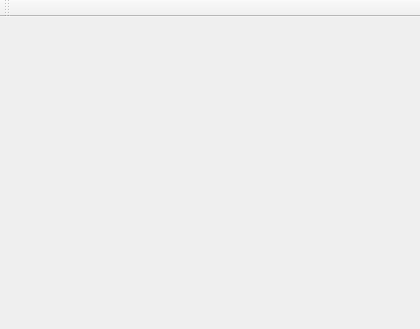
The window that software/dfmtgui/mainwin.ui (FoxVK/DFMT) describes before a commit, drawn with Qt 5.
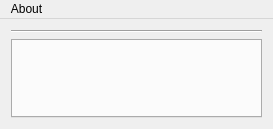
The same window after the commit. Icons and pictures are not drawn.

Commit message: Working version of GUI with tabs, window icon and creepy menu bar. Works: 	seek, tunning, connecting/disconnecting tuners 	Mutiple tuners should by working too but not tested Not implemented: 	Sound. Button is present but that is all. 	RDS GUI 	GUI for displaying metrics 	Polling of metrics and RDS - will be necessary to create thread with queue for work with device.

Patch:
```diff
--- a/software/dfmtgui/mainwin.ui
+++ b/software/dfmtgui/mainwin.ui
@@ -6,33 +6,42 @@
    <rect>
     <x>0</x>
     <y>0</y>
-    <width>420</width>
-    <height>329</height>
+    <width>273</width>
+    <height>129</height>
    </rect>
   </property>
   <property name="windowTitle">
    <string>MainWin</string>
   </property>
   <widget class="QWidget" name="centralWidget">
-   <layout class="QVBoxLayout" name="verticalLayout"/>
+   <layout class="QVBoxLayout" name="verticalLayout">
+    <item>
+     <widget class="Line" name="line">
+      <property name="orientation">
+       <enum>Qt::Horizontal</enum>
+      </property>
+     </widget>
+    </item>
+    <item>
+     <widget class="QTabWidget" name="Tabs"/>
+    </item>
+   </layout>
   </widget>
   <widget class="QMenuBar" name="menuBar">
    <property name="geometry">
     <rect>
      <x>0</x>
      <y>0</y>
-     <width>420</width>
-     <height>20</height>
+     <width>273</width>
+     <height>27</height>
     </rect>
    </property>
-  </widget>
-  <widget class="QToolBar" name="mainToolBar">
-   <attribute name="toolBarArea">
-    <enum>TopToolBarArea</enum>
-   </attribute>
-   <attribute name="toolBarBreak">
-    <bool>false</bool>
-   </attribute>
+   <widget class="QMenu" name="menuAbout">
+    <property name="title">
+     <string>About</string>
+    </property>
+   </widget>
+   <addaction name="menuAbout"/>
   </widget>
  </widget>
  <layoutdefault spacing="6" margin="11"/>
```
Left out of the diff: 10 changed lines with no effect on the pictures. The commit also changes 15 other files.
